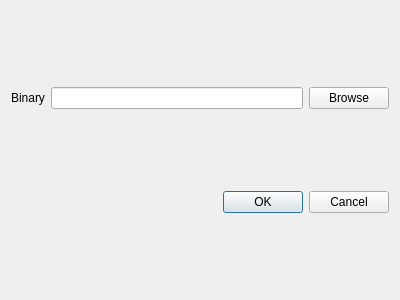
The window that directorydialog.ui (andysbaran/finred) describes before a commit, drawn with Qt 5.
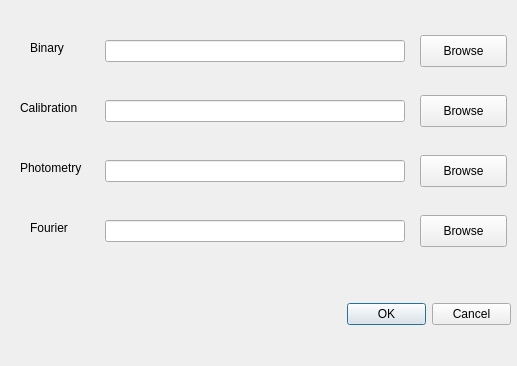
The same window after the commit.

```diff
--- a/directorydialog.ui
+++ b/directorydialog.ui
@@ -6,42 +6,227 @@
    <rect>
     <x>0</x>
     <y>0</y>
-    <width>400</width>
-    <height>300</height>
+    <width>517</width>
+    <height>366</height>
    </rect>
   </property>
   <property name="windowTitle">
    <string>Dialog</string>
   </property>
-  <layout class="QGridLayout" name="gridLayout">
-   <item row="0" column="2">
-    <widget class="QPushButton" name="binbutton">
-     <property name="text">
-      <string>Browse</string>
-     </property>
-    </widget>
-   </item>
-   <item row="1" column="1" colspan="2">
-    <widget class="QDialogButtonBox" name="buttonBox">
-     <property name="orientation">
-      <enum>Qt::Horizontal</enum>
-     </property>
-     <property name="standardButtons">
-      <set>QDialogButtonBox::Cancel|QDialogButtonBox::Ok</set>
-     </property>
-    </widget>
-   </item>
-   <item row="0" column="1">
-    <widget class="QLineEdit" name="binaryline"/>
-   </item>
-   <item row="0" column="0">
-    <widget class="QLabel" name="binlabel">
-     <property name="text">
-      <string>Binary</string>
-     </property>
-    </widget>
-   </item>
-  </layout>
+  <widget class="QLabel" name="binlabel">
+   <property name="geometry">
+    <rect>
+     <x>30</x>
+     <y>40</y>
+     <width>39</width>
+     <height>16</height>
+    </rect>
+   </property>
+   <property name="sizePolicy">
+    <sizepolicy hsizetype="Fixed" vsizetype="Preferred">
+     <horstretch>0</horstretch>
+     <verstretch>0</verstretch>
+    </sizepolicy>
+   </property>
+   <property name="text">
+    <string>Binary</string>
+   </property>
+  </widget>
+  <widget class="QLabel" name="callabel">
+   <property name="geometry">
+    <rect>
+     <x>20</x>
+     <y>100</y>
+     <width>69</width>
+     <height>16</height>
+    </rect>
+   </property>
+   <property name="text">
+    <string>Calibration</string>
+   </property>
+  </widget>
+  <widget class="QDialogButtonBox" name="buttonBox">
+   <property name="geometry">
+    <rect>
+     <x>347</x>
+     <y>298</y>
+     <width>164</width>
+     <height>32</height>
+    </rect>
+   </property>
+   <property name="orientation">
+    <enum>Qt::Horizontal</enum>
+   </property>
+   <property name="standardButtons">
+    <set>QDialogButtonBox::Cancel|QDialogButtonBox::Ok</set>
+   </property>
+  </widget>
+  <widget class="QPushButton" name="calbrowse">
+   <property name="geometry">
+    <rect>
+     <x>420</x>
+     <y>95</y>
+     <width>87</width>
+     <height>32</height>
+    </rect>
+   </property>
+   <property name="sizePolicy">
+    <sizepolicy hsizetype="Fixed" vsizetype="Fixed">
+     <horstretch>0</horstretch>
+     <verstretch>0</verstretch>
+    </sizepolicy>
+   </property>
+   <property name="text">
+    <string>Browse</string>
+   </property>
+  </widget>
+  <widget class="QLineEdit" name="photline">
+   <property name="geometry">
+    <rect>
+     <x>105</x>
+     <y>160</y>
+     <width>300</width>
+     <height>22</height>
+    </rect>
+   </property>
+  </widget>
+  <widget class="QLineEdit" name="fourierline">
+   <property name="geometry">
+    <rect>
+     <x>105</x>
+     <y>220</y>
+     <width>300</width>
+     <height>22</height>
+    </rect>
+   </property>
+  </widget>
+  <widget class="QLabel" name="fourierlabel">
+   <property name="geometry">
+    <rect>
+     <x>30</x>
+     <y>220</y>
+     <width>46</width>
+     <height>16</height>
+    </rect>
+   </property>
+   <property name="sizePolicy">
+    <sizepolicy hsizetype="Fixed" vsizetype="Preferred">
+     <horstretch>0</horstretch>
+     <verstretch>0</verstretch>
+    </sizepolicy>
+   </property>
+   <property name="text">
+    <string>Fourier</string>
+   </property>
+  </widget>
+  <widget class="QLabel" name="photlabel">
+   <property name="geometry">
+    <rect>
+     <x>20</x>
+     <y>160</y>
+     <width>73</width>
+     <height>16</height>
+    </rect>
+   </property>
+   <property name="text">
+    <string>Photometry</string>
+   </property>
+  </widget>
+  <widget class="QPushButton" name="photbrowse">
+   <property name="enabled">
+    <bool>true</bool>
+   </property>
+   <property name="geometry">
+    <rect>
+     <x>420</x>
+     <y>155</y>
+     <width>87</width>
+     <height>32</height>
+    </rect>
+   </property>
+   <property name="sizePolicy">
+    <sizepolicy hsizetype="Fixed" vsizetype="Fixed">
+     <horstretch>0</horstretch>
+     <verstretch>0</verstretch>
+    </sizepolicy>
+   </property>
+   <property name="text">
+    <string>Browse</string>
+   </property>
+   <property name="autoDefault">
+    <bool>true</bool>
+   </property>
+  </widget>
+  <widget class="QLineEdit" name="binline">
+   <property name="geometry">
+    <rect>
+     <x>105</x>
+     <y>40</y>
+     <width>300</width>
+     <height>22</height>
+    </rect>
+   </property>
+   <property name="sizePolicy">
+    <sizepolicy hsizetype="Fixed" vsizetype="Fixed">
+     <horstretch>0</horstretch>
+     <verstretch>0</verstretch>
+    </sizepolicy>
+   </property>
+  </widget>
+  <widget class="QLineEdit" name="calline">
+   <property name="geometry">
+    <rect>
+     <x>105</x>
+     <y>100</y>
+     <width>300</width>
+     <height>22</height>
+    </rect>
+   </property>
+   <property name="sizePolicy">
+    <sizepolicy hsizetype="Ignored" vsizetype="Fixed">
+     <horstretch>0</horstretch>
+     <verstretch>0</verstretch>
+    </sizepolicy>
+   </property>
+  </widget>
+  <widget class="QPushButton" name="fourierbrowse">
+   <property name="geometry">
+    <rect>
+     <x>420</x>
+     <y>215</y>
+     <width>87</width>
+     <height>32</height>
+    </rect>
+   </property>
+   <property name="sizePolicy">
+    <sizepolicy hsizetype="Fixed" vsizetype="Fixed">
+     <horstretch>0</horstretch>
+     <verstretch>0</verstretch>
+    </sizepolicy>
+   </property>
+   <property name="text">
+    <string>Browse</string>
+   </property>
+  </widget>
+  <widget class="QPushButton" name="binbrowse">
+   <property name="geometry">
+    <rect>
+     <x>420</x>
+     <y>35</y>
+     <width>87</width>
+     <height>32</height>
+    </rect>
+   </property>
+   <property name="sizePolicy">
+    <sizepolicy hsizetype="Fixed" vsizetype="Fixed">
+     <horstretch>0</horstretch>
+     <verstretch>0</verstretch>
+    </sizepolicy>
+   </property>
+   <property name="text">
+    <string>Browse</string>
+   </property>
+  </widget>
  </widget>
  <resources/>
  <connections>
```
